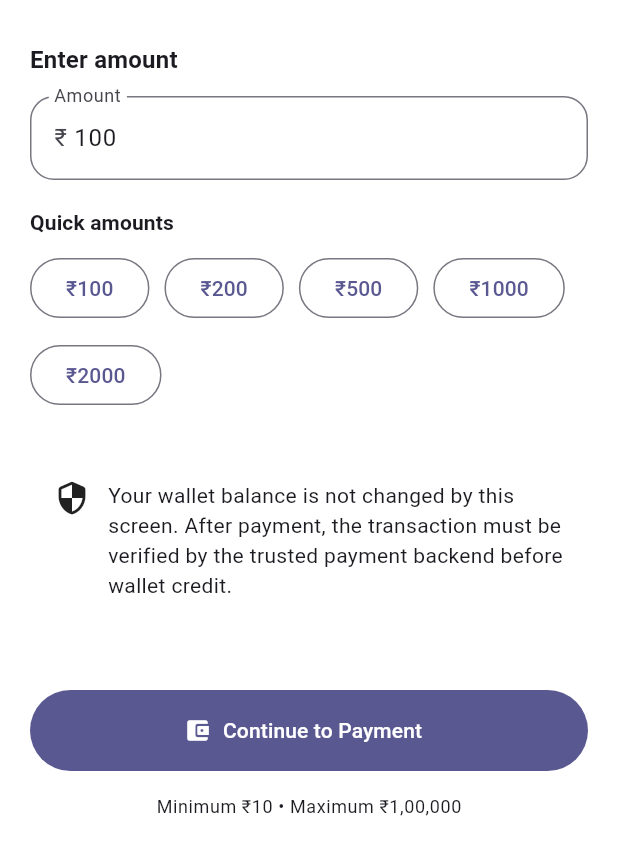
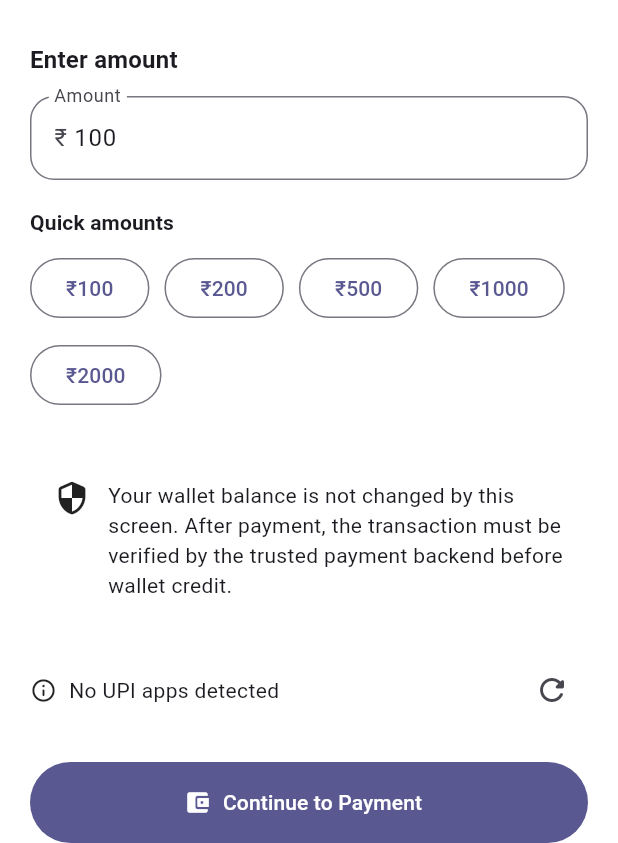
Before and after one commit to meenasuraj/krevzy, a Flutter app: the AddMoneyScreen screen opened directly, after a tap on "₹100", on a phone screen of 412 x 824 dp, the part 393-1236 px from its top. Run offline on Flutter 3.47's test engine with Material 3 defaults, Android fonts, the phone set to English and light mode, and no system bars; our stand-ins replace cloud_firestore, connectivity_plus, firebase_auth, firebase_core, firebase_storage, google_sign_in and 4 more; missing offline and left inert: flutter_webrtc, universal_html, upi_india; accounts and stored records are empty.

Commit message:
Update KREVZY working project

```diff
--- a/lib/screens/add_money_screen.dart
+++ b/lib/screens/add_money_screen.dart
@@ -1,5 +1,6 @@
 import 'package:flutter/foundation.dart';
 import 'package:flutter/material.dart';
+import 'package:upi_india/upi_india.dart';
 
 import '../services/upi_service.dart';
 import '../services/wallet_service.dart';
@@ -18,6 +19,8 @@ class _AddMoneyScreenState extends State<AddMoneyScreen> {
   final UpiService _upiService = UpiService();
 
   bool _isProcessing = false;
+  bool _isLoadingUpiApps = false;
+
   List<UpiApp> _upiApps = <UpiApp>[];
 
   final List<int> _quickAmounts = <int>[100, 200, 500, 1000, 2000];
@@ -35,9 +38,13 @@ class _AddMoneyScreenState extends State<AddMoneyScreen> {
   }
 
   Future<void> _loadUpiApps() async {
-    if (kIsWeb) {
+    if (kIsWeb || _isLoadingUpiApps) {
       return;
     }
+
+    setState(() {
+      _isLoadingUpiApps = true;
+    });
 
     try {
       final apps = await _upiService.getInstalledApps();
@@ -50,7 +57,21 @@ class _AddMoneyScreenState extends State<AddMoneyScreen> {
         _upiApps = apps;
       });
     } catch (e) {
-      debugPrint('UPI app discovery error: $e');
+      debugPrint('KREVZY UPI app discovery error: $e');
+
+      if (!mounted) {
+        return;
+      }
+
+      setState(() {
+        _upiApps = <UpiApp>[];
+      });
+    } finally {
+      if (mounted) {
+        setState(() {
+          _isLoadingUpiApps = false;
+        });
+      }
     }
   }
 
@@ -98,7 +119,7 @@ class _AddMoneyScreenState extends State<AddMoneyScreen> {
     }
 
     if (amount > 100000) {
-      _showMessage('Maximum top-up amount is ₹100,000.');
+      _showMessage('Maximum top-up amount is ₹1,00,000.');
       return;
     }
 
@@ -110,11 +131,11 @@ class _AddMoneyScreenState extends State<AddMoneyScreen> {
     if (_upiApps.isEmpty) {
       await _loadUpiApps();
 
+      if (!mounted) {
+        return;
+      }
+
       if (_upiApps.isEmpty) {
-        if (!mounted) {
-          return;
-        }
-
         await _showNoUpiAppsDialog();
         return;
       }
@@ -128,9 +149,10 @@ class _AddMoneyScreenState extends State<AddMoneyScreen> {
       /*
        * STEP 1
        *
-       * Create a pending top-up.
+       * Create a pending top-up in Firestore.
        *
-       * This does NOT add money to the wallet.
+       * IMPORTANT:
+       * This does NOT increase the wallet balance.
        */
       final topUpId = await _walletService.createPendingTopUp(
         amount: amount,
@@ -144,8 +166,7 @@ class _AddMoneyScreenState extends State<AddMoneyScreen> {
       /*
        * STEP 2
        *
-       * Ask the user which installed UPI app
-       * should be used.
+       * Select an installed UPI application.
        */
       final selectedApp = await _selectUpiApp();
 
@@ -159,16 +180,24 @@ class _AddMoneyScreenState extends State<AddMoneyScreen> {
       }
 
       /*
-       * IMPORTANT:
+       * IMPORTANT
        *
-       * The receiver UPI ID below is only a placeholder
-       * for the payment-account integration.
+       * Replace this placeholder with the actual merchant/
+       * payment-provider UPI ID before production payments.
+       */
+      const String receiverUpiId = 'krevzy@upi';
+
+      /*
+       * STEP 3
        *
-       * Replace this with your actual payment provider/
-       * merchant UPI configuration when the backend is ready.
+       * Start UPI payment.
+       *
+       * The response from the UPI application is NOT sufficient
+       * to credit the KREVZY Wallet.
+       *
+       * A trusted backend/payment provider must verify the
+       * transaction first.
        */
-      const receiverUpiId = 'krevzy@upi';
-
       final response = await _upiService.startTransaction(
         app: selectedApp,
         receiverUpiId: receiverUpiId,
@@ -180,15 +209,6 @@ class _AddMoneyScreenState extends State<AddMoneyScreen> {
         return;
       }
 
-      /*
-       * STEP 3
-       *
-       * Show the UPI response to the user.
-       *
-       * We DO NOT credit the wallet here.
-       *
-       * Backend verification must confirm the payment first.
-       */
       final status = response?.status?.toLowerCase();
 
       if (status == 'success') {
@@ -198,9 +218,9 @@ class _AddMoneyScreenState extends State<AddMoneyScreen> {
           amount: amount,
           topUpId: topUpId,
           message:
-              'The UPI app reported a successful payment response. '
-              'Your KREVZY Wallet will be credited only after '
-              'payment verification.',
+              'The UPI application reported a successful response. '
+              'Your wallet will be credited only after payment '
+              'verification.',
         );
       } else if (status == 'submitted') {
         await _showPaymentResultDialog(
@@ -209,8 +229,9 @@ class _AddMoneyScreenState extends State<AddMoneyScreen> {
           amount: amount,
           topUpId: topUpId,
           message:
-              'Your payment was submitted. Wallet credit will '
-              'happen only after payment verification.',
+              'Your payment was submitted successfully. '
+              'Wallet credit will happen only after payment '
+              'verification.',
         );
       } else if (status == 'failure' || status == 'failed') {
         await _showPaymentResultDialog(
@@ -219,8 +240,8 @@ class _AddMoneyScreenState extends State<AddMoneyScreen> {
           amount: amount,
           topUpId: topUpId,
           message:
-              'The UPI payment was reported as failed. '
-              'Your KREVZY Wallet has not been credited.',
+              'The UPI application reported that the payment '
+              'failed. Your KREVZY Wallet has not been credited.',
         );
       } else if (response == null) {
         await _showPaymentResultDialog(
@@ -229,7 +250,7 @@ class _AddMoneyScreenState extends State<AddMoneyScreen> {
           amount: amount,
           topUpId: topUpId,
           message:
-              'We could not confirm the UPI response. '
+              'The UPI response could not be confirmed. '
               'Your wallet has not been credited.',
         );
       } else {
@@ -239,17 +260,18 @@ class _AddMoneyScreenState extends State<AddMoneyScreen> {
           amount: amount,
           topUpId: topUpId,
           message:
-              'The payment status is ${response.status ?? 'unknown'}. '
-              'Your wallet will remain unchanged until payment '
-              'verification is completed.',
+              'The payment status is '
+              '${response.status ?? 'unknown'}. '
+              'Your wallet will remain unchanged until '
+              'payment verification is completed.',
         );
       }
     } catch (e) {
+      debugPrint('KREVZY Add Money Error: $e');
+
       if (!mounted) {
         return;
       }
-
-      debugPrint('KREVZY Add Money Error: $e');
 
       _showMessage(_friendlyErrorMessage(e));
     } finally {
@@ -270,6 +292,7 @@ class _AddMoneyScreenState extends State<AddMoneyScreen> {
       context: context,
       showDragHandle: true,
       isScrollControlled: true,
+      backgroundColor: Theme.of(context).colorScheme.surface,
       shape: const RoundedRectangleBorder(
         borderRadius: BorderRadius.vertical(top: Radius.circular(24)),
       ),
@@ -286,12 +309,22 @@ class _AddMoneyScreenState extends State<AddMoneyScreen> {
                   style: TextStyle(fontSize: 21, fontWeight: FontWeight.bold),
                 ),
                 const SizedBox(height: 6),
-                const Text('Select an installed UPI app to continue.'),
+                Text(
+                  'Select an installed UPI app to continue.',
+                  style: Theme.of(sheetContext).textTheme.bodyMedium,
+                ),
                 const SizedBox(height: 18),
                 ..._upiApps.map((app) {
                   return ListTile(
                     contentPadding: const EdgeInsets.symmetric(vertical: 4),
-                    leading: app.iconWidget(42),
+                    leading: const SizedBox(
+                      width: 44,
+                      height: 44,
+                      child: Icon(
+                        Icons.account_balance_wallet_rounded,
+                        size: 40,
+                      ),
+                    ),
                     title: Text(
                       app.name,
                       style: const TextStyle(fontWeight: FontWeight.w600),
@@ -331,8 +364,8 @@ class _AddMoneyScreenState extends State<AddMoneyScreen> {
             ],
           ),
           content: const Text(
-            'No supported UPI application was found on this device. '
-            'Install a UPI app and try again.',
+            'No supported UPI application was found on '
+            'this device. Install a UPI app and try again.',
           ),
           actions: [
             TextButton(
@@ -413,7 +446,10 @@ class _AddMoneyScreenState extends State<AddMoneyScreen> {
             FilledButton(
               onPressed: () {
                 Navigator.of(dialogContext).pop();
-                Navigator.of(context).pop();
+
+                if (mounted) {
+                  Navigator.of(context).pop();
+                }
               },
               child: const Text('Done'),
             ),
@@ -424,9 +460,9 @@ class _AddMoneyScreenState extends State<AddMoneyScreen> {
   }
 
   String _friendlyErrorMessage(Object error) {
-    final message = error.toString();
+    final message = error.toString().toLowerCase();
 
-    if (message.contains('User is not logged in')) {
+    if (message.contains('user is not logged in')) {
       return 'Please log in again and try.';
     }
 
@@ -434,12 +470,16 @@ class _AddMoneyScreenState extends State<AddMoneyScreen> {
       return 'Payment request permission was denied by Firebase.';
     }
 
-    if (message.contains('Maximum top-up')) {
-      return 'Maximum top-up amount is ₹100,000.';
+    if (message.contains('maximum top-up')) {
+      return 'Maximum top-up amount is ₹1,00,000.';
     }
 
-    if (message.contains('Amount must be greater')) {
+    if (message.contains('amount must be greater')) {
       return 'Please enter a valid amount.';
+    }
+
+    if (message.contains('network')) {
+      return 'Network error. Please check your internet connection.';
     }
 
     return 'Unable to start the payment. Please try again.';
@@ -576,10 +616,11 @@ class _AddMoneyScreenState extends State<AddMoneyScreen> {
                     SizedBox(width: 12),
                     Expanded(
                       child: Text(
-                        'Your wallet balance is not changed by this '
-                        'screen. After payment, the transaction must '
-                        'be verified by the trusted payment backend '
-                        'before wallet credit.',
+                        'Your wallet balance is not changed by '
+                        'this screen. After payment, the '
+                        'transaction must be verified by the '
+                        'trusted payment backend before wallet '
+                        'credit.',
                       ),
                     ),
                   ],
@@ -588,18 +629,37 @@ class _AddMoneyScreenState extends State<AddMoneyScreen> {
 
               const SizedBox(height: 20),
 
-              if (!kIsWeb && _upiApps.isNotEmpty)
+              if (!kIsWeb)
                 Row(
                   children: [
-                    const Icon(Icons.check_circle_outline_rounded, size: 18),
+                    if (_isLoadingUpiApps)
+                      const SizedBox(
+                        width: 18,
+                        height: 18,
+                        child: CircularProgressIndicator(strokeWidth: 2),
+                      )
+                    else if (_upiApps.isNotEmpty)
+                      const Icon(Icons.check_circle_outline_rounded, size: 18)
+                    else
+                      const Icon(Icons.info_outline_rounded, size: 18),
                     const SizedBox(width: 8),
                     Expanded(
                       child: Text(
-                        '${_upiApps.length} UPI app'
-                        '${_upiApps.length == 1 ? '' : 's'} available',
+                        _isLoadingUpiApps
+                            ? 'Checking UPI apps...'
+                            : _upiApps.isNotEmpty
+                            ? '${_upiApps.length} UPI app'
+                                  '${_upiApps.length == 1 ? '' : 's'} available'
+                            : 'No UPI apps detected',
                         style: theme.textTheme.bodyMedium,
                       ),
                     ),
+                    if (!_isLoadingUpiApps && !_isProcessing)
+                      IconButton(
+                        tooltip: 'Refresh UPI apps',
+                        onPressed: _loadUpiApps,
+                        icon: const Icon(Icons.refresh_rounded),
+                      ),
                   ],
                 ),
 
@@ -631,6 +691,17 @@ class _AddMoneyScreenState extends State<AddMoneyScreen> {
                   style: theme.textTheme.bodySmall,
                 ),
               ),
+
+              const SizedBox(height: 8),
+
+              Center(
+                child: Text(
+                  'Payments are subject to verification.',
+                  style: theme.textTheme.bodySmall?.copyWith(
+                    color: theme.colorScheme.onSurfaceVariant,
+                  ),
+                ),
+              ),
             ],
           ),
         ),
--- a/pubspec.yaml
+++ b/pubspec.yaml
@@ -49,6 +49,7 @@ dependencies:
   flutter_webrtc: ^1.6.2+hotfix.1
   google_sign_in: ^7.2.0
   upi_india: ^3.0.1
+
 
 dev_dependencies:
   flutter_test:
```
Also changed, not shown: lib/screens/krevzy_chat_screen.dart (+12 -10 lines), lib/screens/product_details_screen.dart (+9 -29 lines), lib/services/upi_service.dart (+2 -5 lines).
